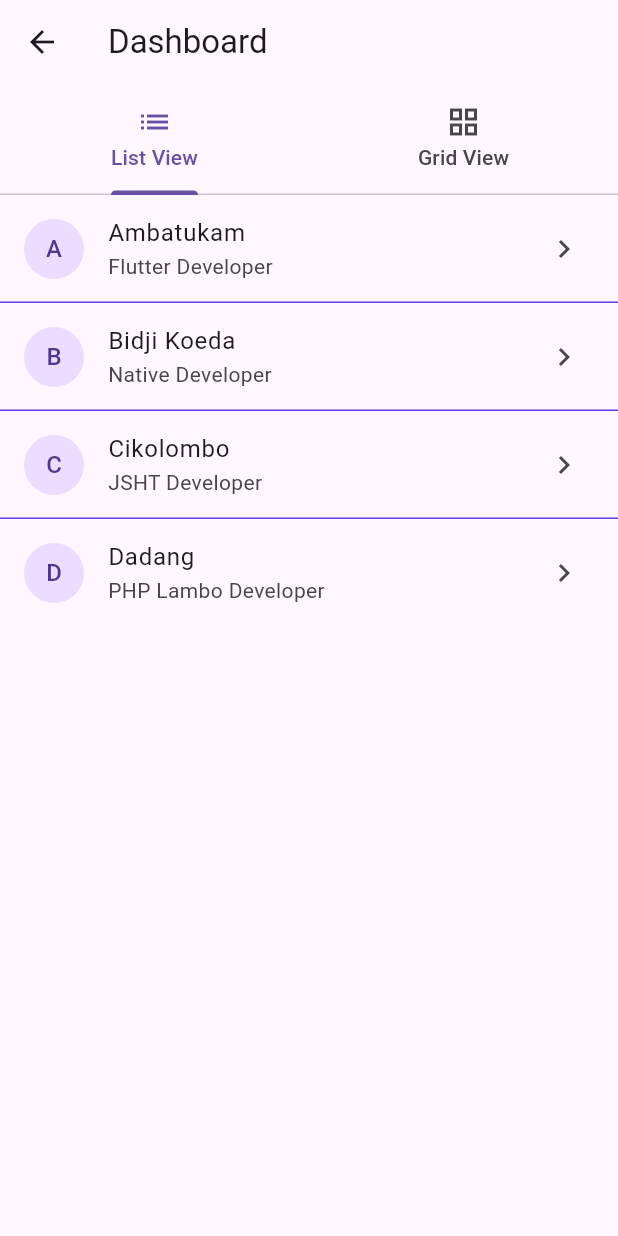
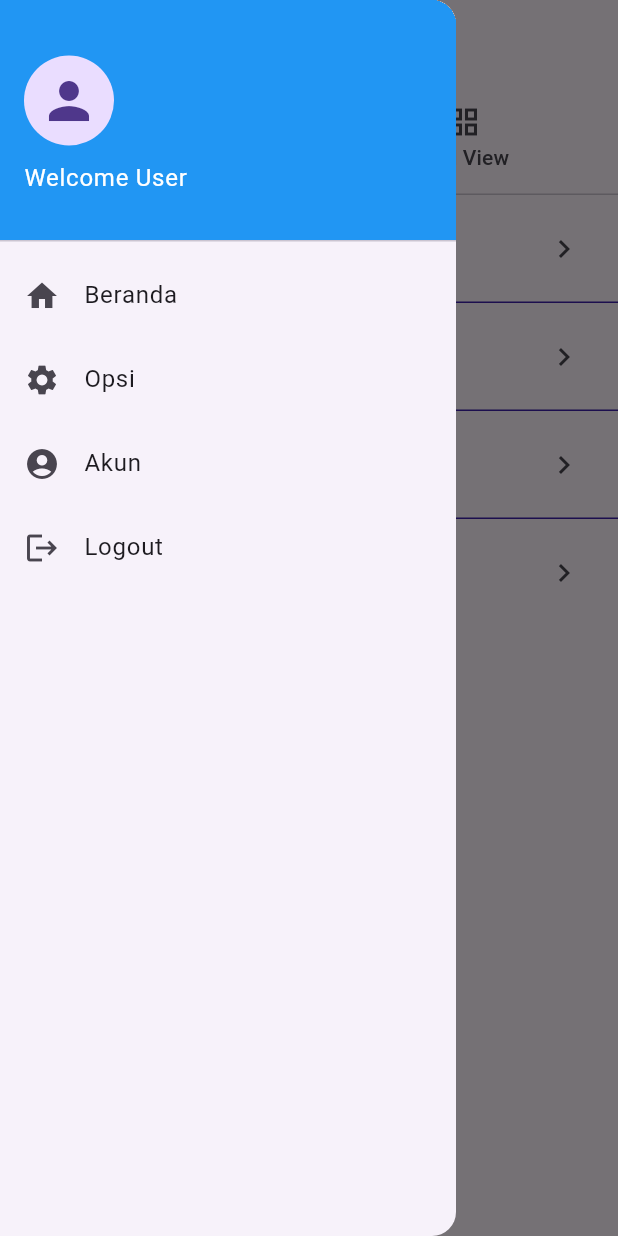
Before and after one commit to LOKALSF56/pmob2_flutterlogin, a Flutter app: the DashboardScreen screen opened directly, with the side drawer open (before the commit the screen has no drawer), on a phone screen of 412 x 824 dp. Run offline on Flutter 3.47's test engine with Material 3 defaults, Android fonts, the phone set to English and light mode, and no system bars.

Commit message:
commit 2nd

```diff
--- a/lib/dashboard_screen.dart
+++ b/lib/dashboard_screen.dart
@@ -14,6 +14,61 @@ class DashboardScreen extends StatelessWidget {
             tabs: [
               Tab(icon: Icon(Icons.list), text: "List View"),
               Tab(icon: Icon(Icons.grid_view), text: "Grid View"),
+            ],
+          ),
+        ),
+        drawer: Drawer(
+          child: ListView(
+            padding: EdgeInsets.zero,
+            children: [
+              DrawerHeader(
+                decoration: BoxDecoration(
+                  color: Colors.blue,
+                ),
+                child: Column(
+                  mainAxisAlignment: MainAxisAlignment.center,
+                  crossAxisAlignment: CrossAxisAlignment.start,
+                  children: const [
+                    CircleAvatar(
+                      radius: 30,
+                      child: Icon(Icons.person, size: 40),
+                    ),
+                    SizedBox(height: 10),
+                    Text(
+                      "Welcome User",
+                      style: TextStyle(color: Colors.white, fontSize: 16),
+                    ),
+                  ],
+                ),
+              ),
+              ListTile(
+                leading: const Icon(Icons.home),
+                title: const Text("Beranda"),
+                onTap: () {
+                  Navigator.pop(context);
+                },
+              ),
+              ListTile(
+                leading: const Icon(Icons.settings),
+                title: const Text("Opsi"),
+                onTap: () {
+                  Navigator.pop(context);
+                },
+              ),
+              ListTile(
+                leading: const Icon(Icons.account_circle),
+                title: const Text("Akun"),
+                onTap: () {
+                  Navigator.pop(context);
+                },
+              ),
+              ListTile(
+                leading: const Icon(Icons.logout),
+                title: const Text("Logout"),
+                onTap: () {
+                  Navigator.pop(context);
+                },
+              ),
             ],
           ),
         ),
@@ -36,7 +91,7 @@ class ListViewScreen extends StatelessWidget {
     return ListView(
       children: ListTile.divideTiles(
         context: context,
-        color: const Color.fromARGB(255, 97, 59, 235),
+        color: const Color.fromARGB(255, 61, 31, 170),
         tiles: [
           ListTile(
             leading: const CircleAvatar(child: Text("A")),
--- a/lib/form_screen.dart
+++ b/lib/form_screen.dart
@@ -39,8 +39,7 @@ class _FormScreenState extends State<FormScreen> {
                 TextFormField(
                   controller: emailController,
                   keyboardType: TextInputType.emailAddress,
-                  textDirection:
-                      TextDirection.ltr, // Ensure left-to-right input
+                  textDirection: TextDirection.ltr,
                   decoration: const InputDecoration(
                     labelText: "Email",
                     border: OutlineInputBorder(),
```
Also changed, not shown: 2 other files.
